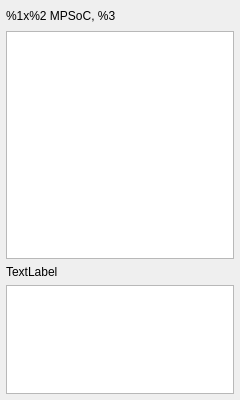
The window that View/mpsocbox.ui (TheLinthus/MPSoC-Simulator) describes before a commit, drawn with Qt 5.
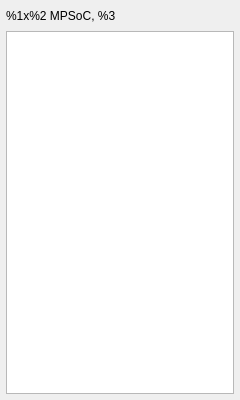
The same window after the commit. Icons and pictures are not drawn.

```diff
--- a/View/mpsocbox.ui
+++ b/View/mpsocbox.ui
@@ -97,16 +97,6 @@
      </property>
     </widget>
    </item>
-   <item>
-    <widget class="QLabel" name="graphLabel">
-     <property name="text">
-      <string>TextLabel</string>
-     </property>
-    </widget>
-   </item>
-   <item>
-    <widget class="QGraphicsView" name="graphGV"/>
-   </item>
   </layout>
  </widget>
  <resources>
```
